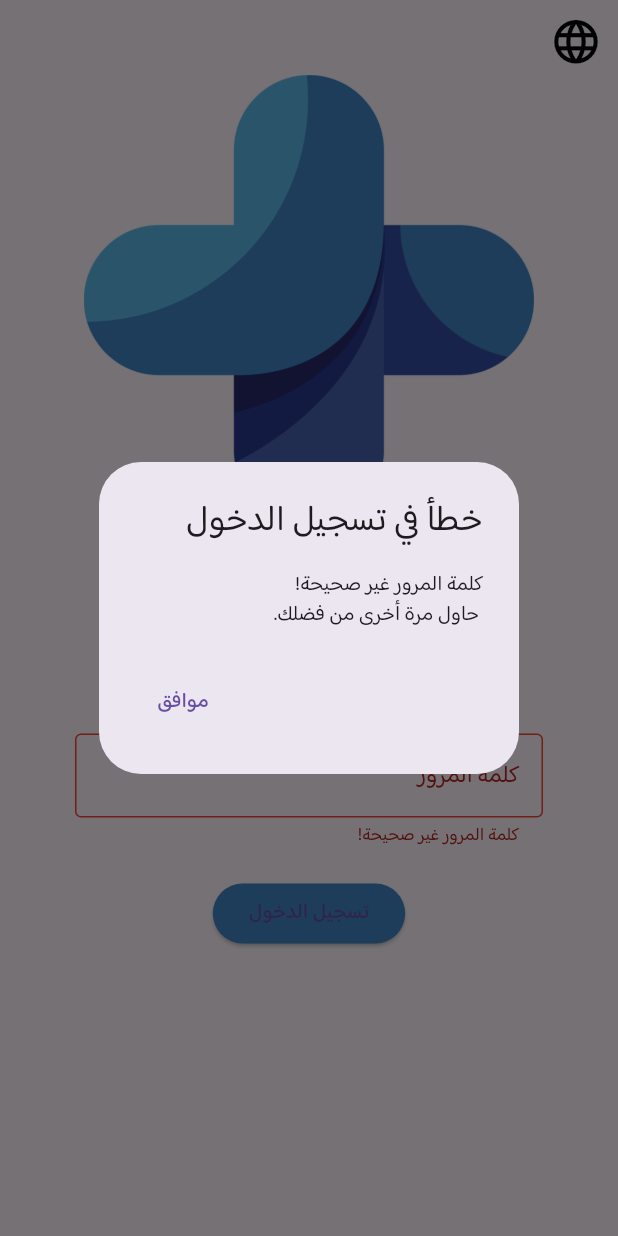
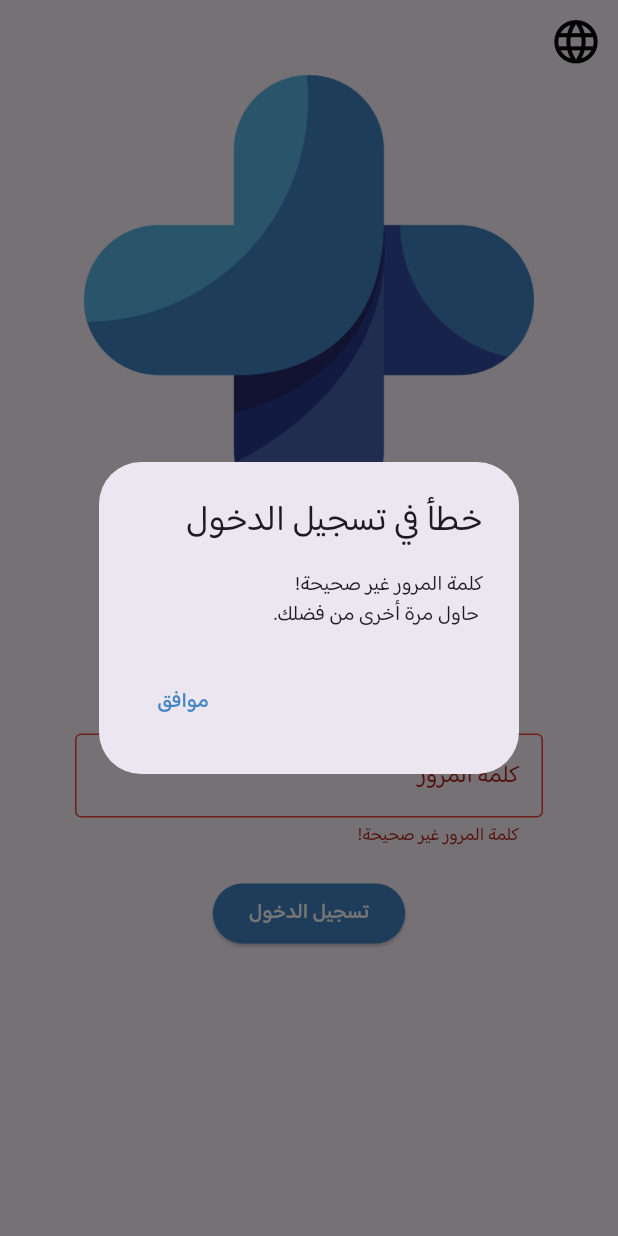
Before and after one commit to MohammedHashemBdier/Pharmacy-Plus, a Flutter app: the screen it shows after launch, after a tap on "تسجيل الدخول", on a phone screen of 412 x 824 dp. Run offline on Flutter 3.47's test engine with Material 3 defaults, Android fonts, the phone set to English and light mode, and no system bars; our stand-ins replace get.

Commit message:
change some color in dialog masseg log in

```diff
--- a/lib/views/pages/login_page.dart
+++ b/lib/views/pages/login_page.dart
@@ -107,7 +107,12 @@ class _LoginPageState extends State<LoginPage> {
                     AppColors.c2,
                   ),
                 ),
-                child: Text('login'.tr),
+                child: Text(
+                  'login'.tr,
+                  style: TextStyle(
+                    color: AppColors.c3,
+                  ),
+                ),
               ),
             ],
           ),
@@ -135,7 +140,12 @@ class _LoginPageState extends State<LoginPage> {
                 onPressed: () {
                   Get.off(const HomePage());
                 },
-                child: Text('ok'.tr),
+                child: Text(
+                  'ok'.tr,
+                  style: TextStyle(
+                    color: AppColors.c2,
+                  ),
+                ),
               ),
             ],
           );
@@ -158,7 +168,12 @@ class _LoginPageState extends State<LoginPage> {
                 onPressed: () {
                   Navigator.pop(context);
                 },
-                child: Text('ok'.tr),
+                child: Text(
+                  'ok'.tr,
+                  style: TextStyle(
+                    color: AppColors.c2,
+                  ),
+                ),
               ),
             ],
           );
--- a/lib/views/widgets/my_app_bar.dart
+++ b/lib/views/widgets/my_app_bar.dart
@@ -140,6 +140,7 @@ void showLogoutConfirmationDialog() {
   Get.defaultDialog(
     title: 'confirmation'.tr,
     middleText: 'logout_confirmation_message'.tr,
+    backgroundColor: Colors.white,
     textConfirm: 'confirm'.tr,
     buttonColor: AppColors.c2,
     textCancel: 'cancel'.tr,
```
